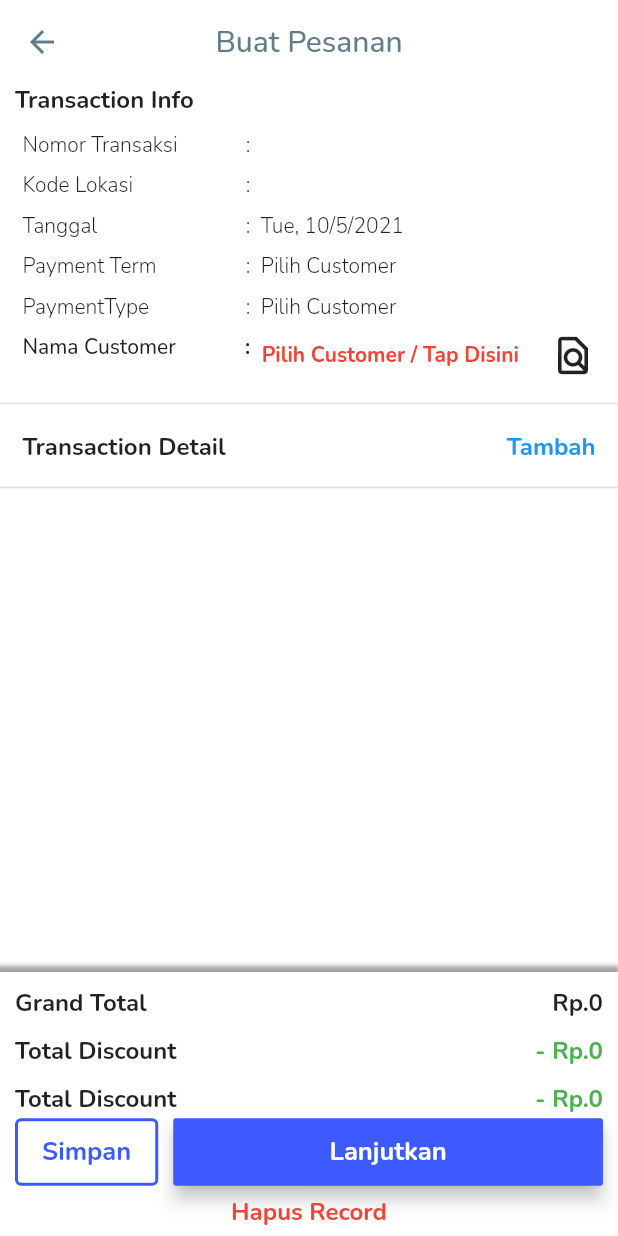
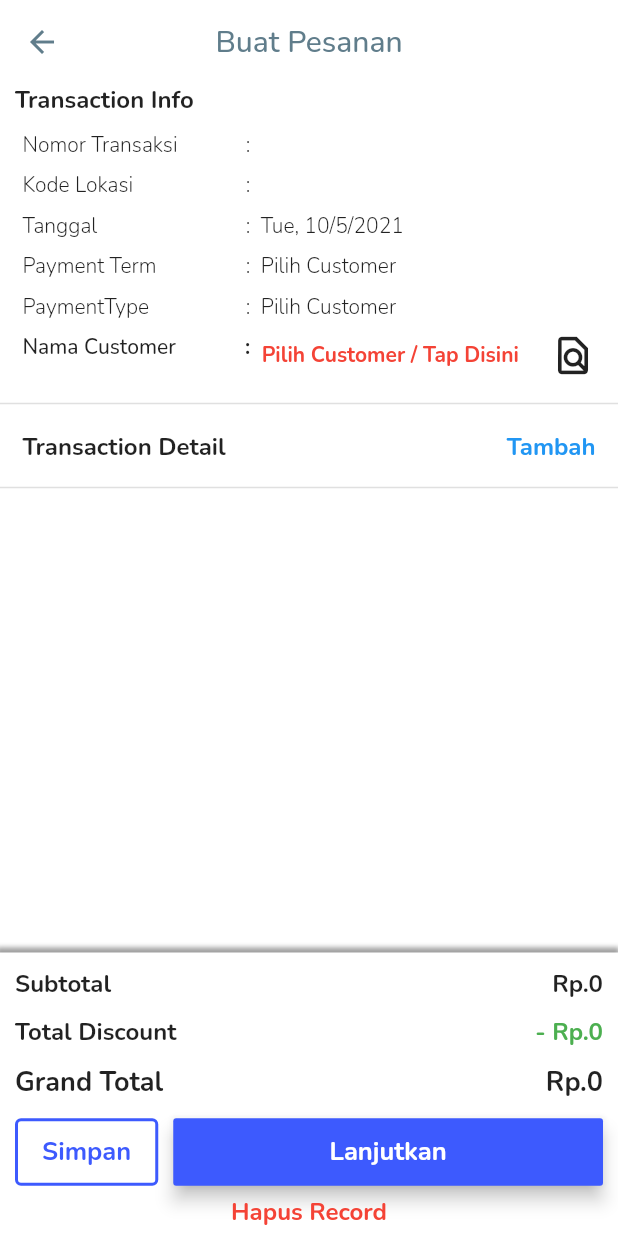
Before and after one commit to kopianan/new_pos, a Flutter app: the SalePage screen opened by its route, after a tap on "Lanjutkan", on a phone screen of 412 x 824 dp. Run offline on Flutter 3.47's test engine with Material 2 defaults, Android fonts, the light colour scheme and no system bars; our stand-ins replace bloc, dartz, dio, flutter_bloc, flutter_svg, flutter_typeahead and 6 more; accounts and stored records are empty.

Commit message:
grand total

```diff
--- a/lib/application/sale/sale_controller.dart
+++ b/lib/application/sale/sale_controller.dart
@@ -189,6 +189,26 @@ class SaleController extends GetxController {
     return _grandDiscount.value;
   }
 
+  double calculateFinalTotal() {
+    double _finalTotal = 0;
+
+    if (_cartListItem.length == 0) {
+      _finalTotal = 0;
+    }
+    _cartListItem.forEach(
+      (element) {
+        var _subTotal = element.totalBuy * double.parse(element.itemPrice!);
+        if (element.isPercentage == true) {
+          _finalTotal += _subTotal - ((element.discount! / 100.0) * _subTotal);
+        } else {
+          _finalTotal += _subTotal - ((element.discount!) * _subTotal);
+        }
+      },
+    );
+
+    return _finalTotal;
+  }
+
   void addItemToCart(ProductDataModel item) {
     _cartListItem.add(item);
   }
@@ -306,7 +326,7 @@ class SaleController extends GetxController {
 
     _cartListItem.forEach((element) {
       var _singleItem = ItemDetailDataModel(
-          discount: "",
+          discount: element.discount.toString() + "%",
           qty: element.totalBuy.toStringAsFixed(0),
           itemCode: element.itemCode,
           itemId: element.itemId,
--- a/lib/presentation/sale/sale_page.dart
+++ b/lib/presentation/sale/sale_page.dart
@@ -227,7 +227,7 @@ class _SalePageState extends State<SalePage> {
                           mainAxisAlignment: MainAxisAlignment.spaceBetween,
                           children: [
                             Text(
-                              "Grand Total",
+                              "Subtotal",
                               style: TextStyle(
                                 fontSize: 16,
                                 fontWeight: FontWeight.bold,
@@ -274,25 +274,23 @@ class _SalePageState extends State<SalePage> {
                           mainAxisAlignment: MainAxisAlignment.spaceBetween,
                           children: [
                             Text(
-                              "Total Discount",
+                              "Grand Total",
                               style: TextStyle(
-                                fontSize: 16,
+                                fontSize: 18,
                                 fontWeight: FontWeight.bold,
                               ),
                             ),
-                            Text(
-                              "- " +
+                            Obx(() => Text(
                                   convertNumber(
-                                      _saleController.calculateSubTotal() -
-                                          _saleController
-                                              .calculateDiscountGrandTotal()),
-                              style: TextStyle(
-                                  fontSize: 16,
-                                  fontWeight: FontWeight.bold,
-                                  color: Colors.green),
-                            )
+                                      _saleController.calculateFinalTotal()),
+                                  style: TextStyle(
+                                    fontSize: 18,
+                                    fontWeight: FontWeight.bold,
+                                  ),
+                                ))
                           ],
                         ),
+                        SizedBox(height: 10),
                         Row(
                           children: [
                             Expanded(
@@ -345,9 +343,7 @@ class _SalePageState extends State<SalePage> {
                                   ),
                                 ),
                                 onPressed: () {
-                                  print(_saleController.getSelectedCustomer);
-                                  _saleBloc.getCustomerDiscount(
-                                      _saleController.getSelectedCustomer);
+                                  _saleController.convertData();
                                 },
                               ),
                             ),
```
